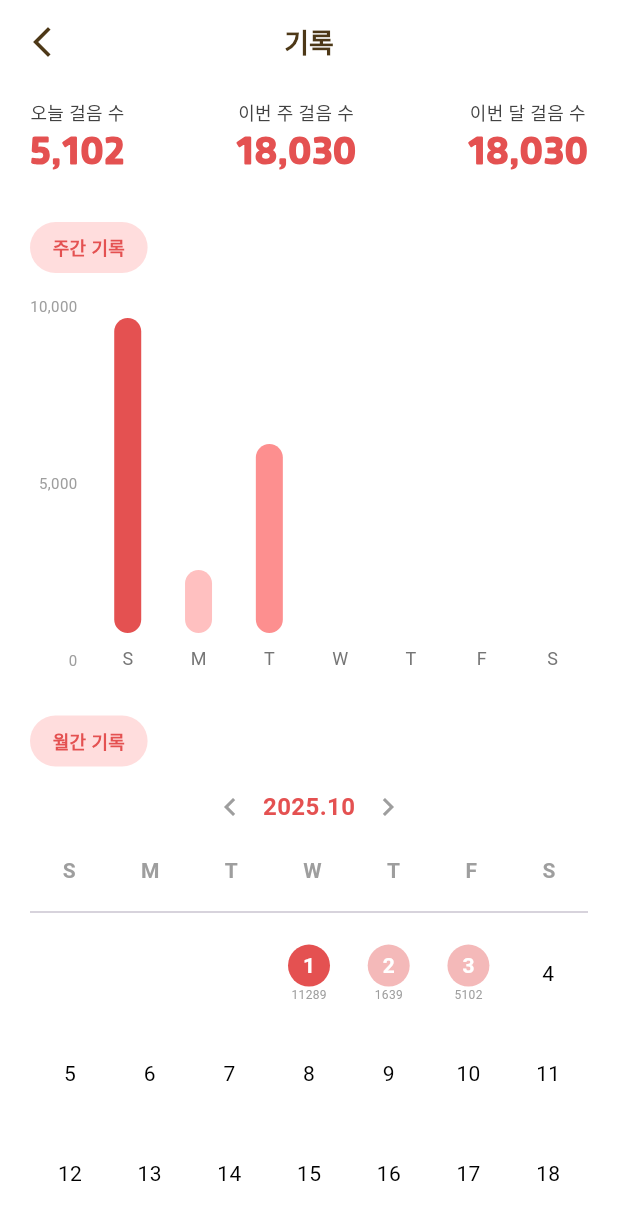
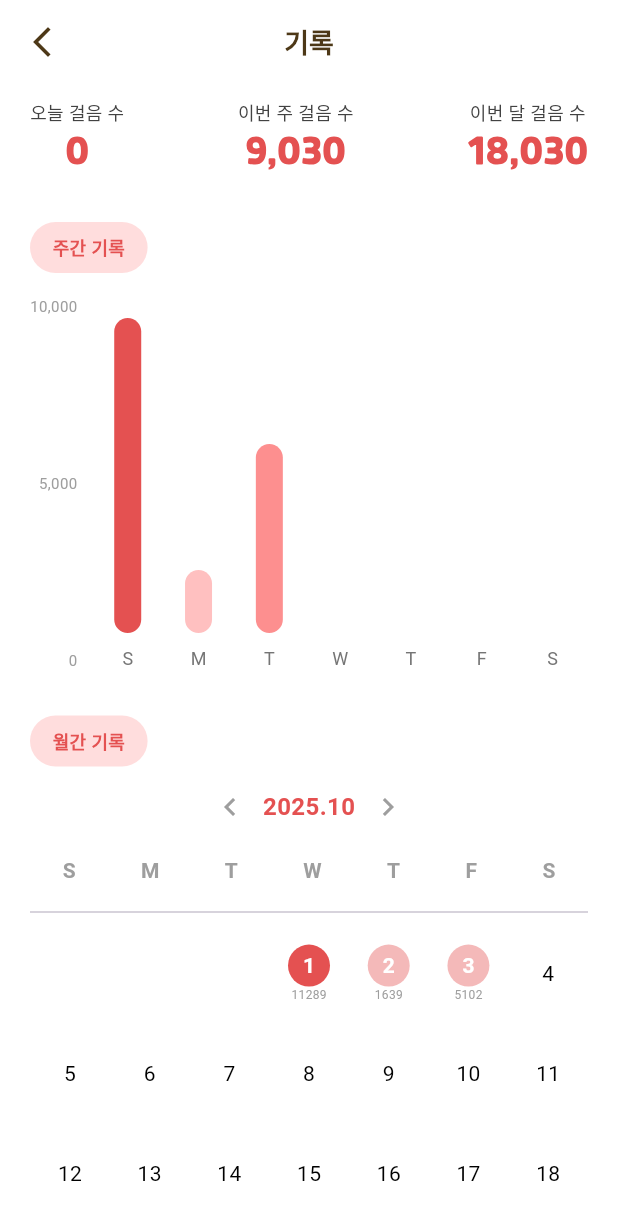
Before and after one commit to kanjunwon/running_ham, a Flutter app: the screen it shows after launch, after a tap on "운동 기록", on a phone screen of 412 x 824 dp. Shown: the top 1220 px of the screen. Run offline on Flutter 3.47's test engine with Material 3 defaults, Android fonts, the phone set to English and light mode, and no system bars; our stand-ins replace firebase_core, pedometer, permission_handler; accounts and stored records are empty.

Commit message:
만보기 센서 + 로직  연동 완료 (테스트 완료)

```diff
--- a/lib/providers/user_provider.dart
+++ b/lib/providers/user_provider.dart
@@ -3,30 +3,35 @@ import 'package:flutter/material.dart';
 class UserProvider extends ChangeNotifier {
   // 내 정보
   int _seedCount = 3000; // 도토리 (테스트용 3000개)
+  int _todaySteps = 0; // 오늘 걸음 수
   String _nickname = "김햄찌"; // 닉네임
   String _hamsterImage =
       "assets/images/main_images/ham_1.png"; // 햄스터 본체 (기본 이미지)
 
   // 아이템 정보
-  // 내가 가진 아이템 ID 리스트
-  List<String> _myInventory = [];
+  List<String> _myInventory = []; // 내가 가진 아이템 ID 리스트
 
   // 현재 장착 중인 아이템
   Map<String, String> _equippedItems = {
     'bowl': 'assets/images/main_images/food_normal_back.png', // 기본 밥그릇
     'water': 'assets/images/main_images/water_normal_back.png', // 기본 물통
     'wheel': 'assets/images/main_images/chat_normal_back.png', // 기본 챗바퀴
-    'acc': '', // 액세서리 없음
+    'accsory': '', // 액세서리 없음
   };
 
-  // 외부에서 데이터를 가져갈 때 쓰는 함수들
+  // 데이터 가져오기
   int get seedCount => _seedCount;
+  int get todaySteps => _todaySteps; // 걸음 수 가져오기
   String get nickname => _nickname;
   String get hamsterImage => _hamsterImage;
   List<String> get myInventory => _myInventory;
   Map<String, String> get equippedItems => _equippedItems;
 
-  // 데이터를 수정하는 함수들
+  // 걸음 수 업데이트
+  void updateSteps(int steps) {
+    _todaySteps = steps;
+    notifyListeners(); // 화면 갱신 알림
+  }
 
   // 아이템 구매
   bool buyItem(String itemId, int price) {
@@ -35,7 +40,7 @@ class UserProvider extends ChangeNotifier {
 
     _seedCount -= price; // 돈 깎기
     _myInventory.add(itemId); // 가방에 넣기
-    notifyListeners(); // 모든 화면에 "데이터 바뀌었으니 새로고침해"라고 알림
+    notifyListeners();
     return true; // 구매 성공
   }
 
@@ -50,7 +55,7 @@ class UserProvider extends ChangeNotifier {
     notifyListeners(); // 화면 갱신 알림
   }
 
-  // 3. 소모품 사용 (염색, 닉네임 변경 등)
+  // 소모품 사용 (염색, 닉네임 변경 등)
   void useConsumable(String itemId, String value) {
     // itemId에 따라 다른 동작
     if (itemId == 'item_dye') {
--- a/lib/screens/main_screen/main_screen.dart
+++ b/lib/screens/main_screen/main_screen.dart
@@ -2,14 +2,15 @@ import 'dart:async';
 import 'package:flutter/material.dart';
 import 'package:pedometer/pedometer.dart';
 import 'package:permission_handler/permission_handler.dart';
-import 'package:provider/provider.dart'; // ★ Provider 추가
+import 'package:provider/provider.dart';
 import 'package:intl/intl.dart';
-
-import 'package:running_ham/providers/user_provider.dart'; // ★ 뇌(Provider) 가져오기
+import 'package:running_ham/providers/user_provider.dart';
 import 'main_screen_ui.dart';
 
+// 햄스터 상태를 종류별로 정의
 enum HamsterState { normal, fat1, fat2 }
 
+// 로직 담당 StatefulWidget
 class MainScreen extends StatefulWidget {
   const MainScreen({super.key});
 
@@ -17,13 +18,14 @@ class MainScreen extends StatefulWidget {
   State<MainScreen> createState() => _MainScreenState();
 }
 
+// 로직을 담당하는 State 클래스
 class _MainScreenState extends State<MainScreen> {
   StreamSubscription<StepCount>? _stepCountStreamSubscription;
 
-  // [로컬 데이터] 걸음 수랑 햄스터 상태는 매일 변하니까 여기서 관리
+  // 로컬 데이터 DB가 아닌, 매일 초기화되는 변수
   int _steps = 0;
   HamsterState _hamsterState = HamsterState.normal;
-  final int _targetSteps = 5000;
+  final int _targetSteps = 5; // 원래 5000보
 
   // 보상 중복 방지용 로컬 변수
   String _lastRewardDateKey = '';
@@ -61,22 +63,23 @@ class _MainScreenState extends State<MainScreen> {
         setState(() {
           _steps = event.steps;
 
-          // 1. 햄스터 상태 로직 (단순화)
+          // 햄스터 상태 로직
           if (_steps < _targetSteps) {
             _hamsterState = HamsterState.fat1;
           } else {
             _hamsterState = HamsterState.normal;
           }
 
-          // 2. 재화 획득 로직 (Provider 사용!)
+          // 재화 획득 로직
           if (_steps >= _targetSteps && _lastRewardDateKey != todayKey) {
-            // ★ 뇌(Provider)한테 "돈 올려줘!" 라고 명령
             context.read<UserProvider>().earnSeeds(50);
 
             _lastRewardDateKey = todayKey;
-            print("🎉 5000보 달성! 도토리 획득!");
+            print("5000보 달성! 도토리 획득!");
           }
         });
+
+        context.read<UserProvider>().updateSteps(_steps);
       },
       onError: (error) {
         print("만보기 에러: $error");
@@ -87,13 +90,12 @@ class _MainScreenState extends State<MainScreen> {
 
   @override
   Widget build(BuildContext context) {
-    // ★ 뇌(Provider)를 감시해서 도토리 개수가 바뀌면 화면 다시 그림
     final userProvider = context.watch<UserProvider>();
 
     return MainScreenUI(
       steps: _steps,
       hamsterState: _hamsterState,
-      seedCount: userProvider.seedCount, // ★ Provider에 있는 진짜 돈 보여주기
+      seedCount: userProvider.seedCount,
     );
   }
 }
--- a/lib/screens/record_screen/record_screen.dart
+++ b/lib/screens/record_screen/record_screen.dart
@@ -1,5 +1,7 @@
 import 'package:flutter/material.dart';
-import 'record_screen_ui.dart'; // UI 파일 import
+import 'package:provider/provider.dart';
+import 'package:running_ham/providers/user_provider.dart';
+import 'record_screen_ui.dart';
 
 class RecordScreen extends StatefulWidget {
   const RecordScreen({super.key});
@@ -18,8 +20,11 @@ class _RecordScreenState extends State<RecordScreen> {
 
   @override
   Widget build(BuildContext context) {
+    final userProvider = context.watch<UserProvider>();
+
     // UI 파일만 리턴
     return RecordScreenUI(
+      todaySteps: context.watch<UserProvider>().todaySteps,
       weeklySteps: weeklySteps,
       weekDays: weekDays,
       monthlySteps: monthlySteps,
--- a/lib/screens/record_screen/record_screen_ui.dart
+++ b/lib/screens/record_screen/record_screen_ui.dart
@@ -1,18 +1,26 @@
 import 'package:flutter/material.dart';
-import 'record_screen_widgets.dart'; // 부품 파일 import
+import 'package:intl/intl.dart';
+import 'record_screen_widgets.dart';
 
 class RecordScreenUI extends StatelessWidget {
   // 로직에서 받아올 데이터들
+  final int todaySteps; // 오늘 걸음 수
   final List<int> weeklySteps;
   final List<String> weekDays;
   final Map<int, int> monthlySteps;
 
   const RecordScreenUI({
     super.key,
+    required this.todaySteps,
     required this.weeklySteps,
     required this.weekDays,
     required this.monthlySteps,
   });
+
+  // 숫자 3자리마다 콤마 찍기 (ex): 10000 -> 10,000)
+  String formatSteps(int steps) {
+    return NumberFormat('#,###').format(steps);
+  }
 
   @override
   Widget build(BuildContext context) {
@@ -43,10 +51,15 @@ class RecordScreenUI extends StatelessWidget {
             // 상단 통계
             Row(
               mainAxisAlignment: MainAxisAlignment.spaceBetween,
-              children: const [
-                RecordStatItem(label: "오늘 걸음 수", count: "5,102"),
-                RecordStatItem(label: "이번 주 걸음 수", count: "18,030"),
-                RecordStatItem(label: "이번 달 걸음 수", count: "18,030"),
+              children: [
+                // 걸음 수 연결
+                RecordStatItem(
+                  label: "오늘 걸음 수",
+                  count: formatSteps(todaySteps),
+                ),
+                // (주간/월간은 아직 가짜 데이터 유지)
+                const RecordStatItem(label: "이번 주 걸음 수", count: "9,030"),
+                const RecordStatItem(label: "이번 달 걸음 수", count: "18,030"),
               ],
             ),
 
```
Also changed, not shown: 1 other file.
